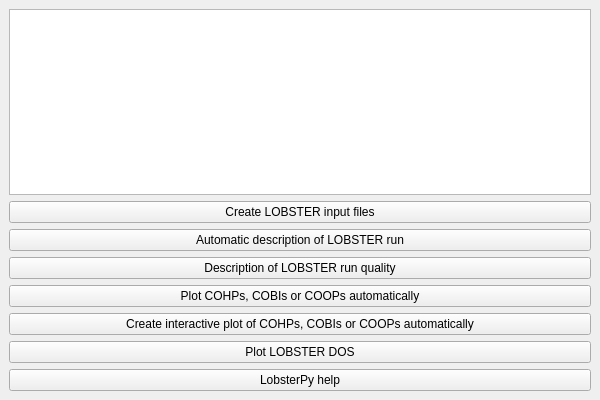
The window that src/mainwindow.ui (QuantumChemist/LobsterPyGUI) describes before a commit, drawn with Qt 5.
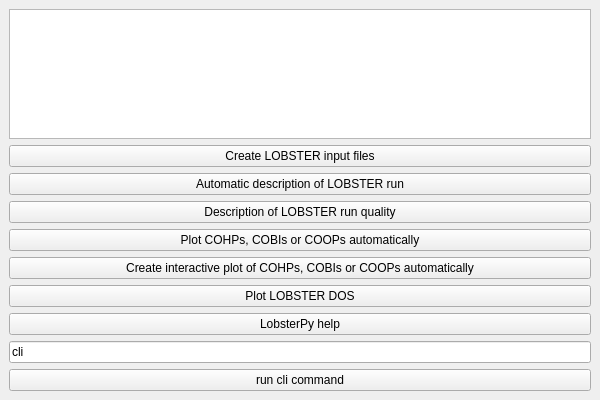
The same window after the commit.

Commit message: extended for futher cli commands

```diff
--- a/src/mainwindow.ui
+++ b/src/mainwindow.ui
@@ -67,6 +67,20 @@
       </property>
      </widget>
     </item>
+    <item>
+     <widget class="QLineEdit" name="cli">
+      <property name="text">
+       <string>cli</string>
+      </property>
+     </widget>
+    </item>
+    <item>
+     <widget class="QPushButton" name="runButton">
+      <property name="text">
+       <string>run cli command</string>
+      </property>
+     </widget>
+    </item>
     <!-- Add more buttons for other LobsterPy commands -->
    </layout>
   </widget>
```
The commit also changes 9 other files.
